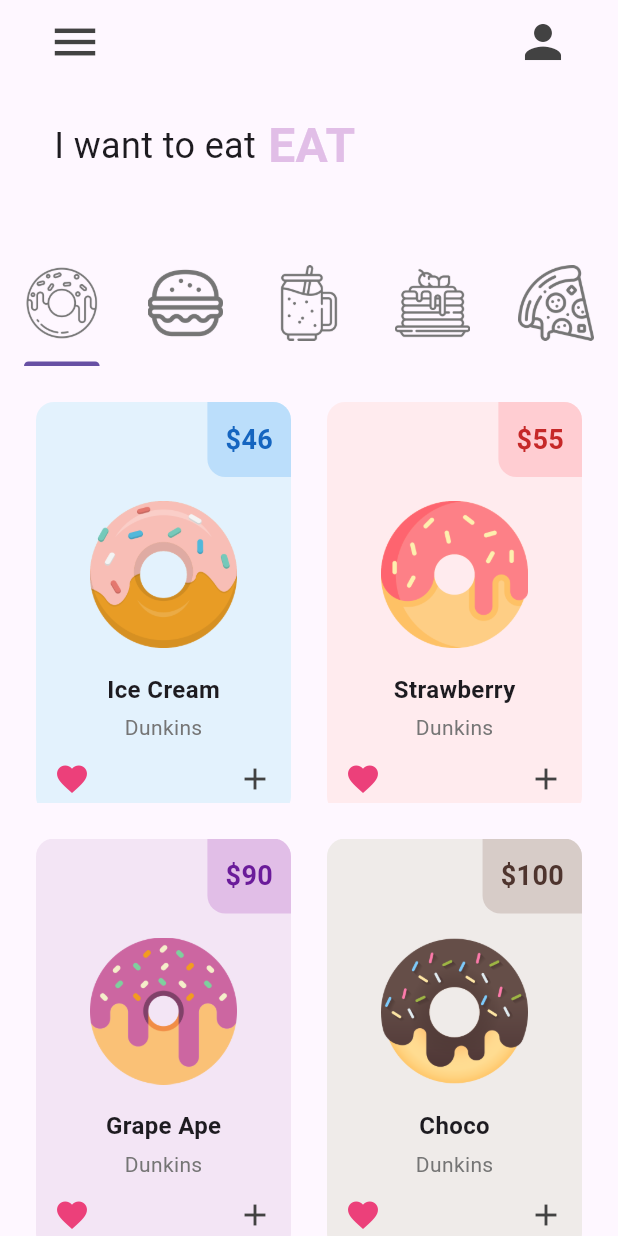
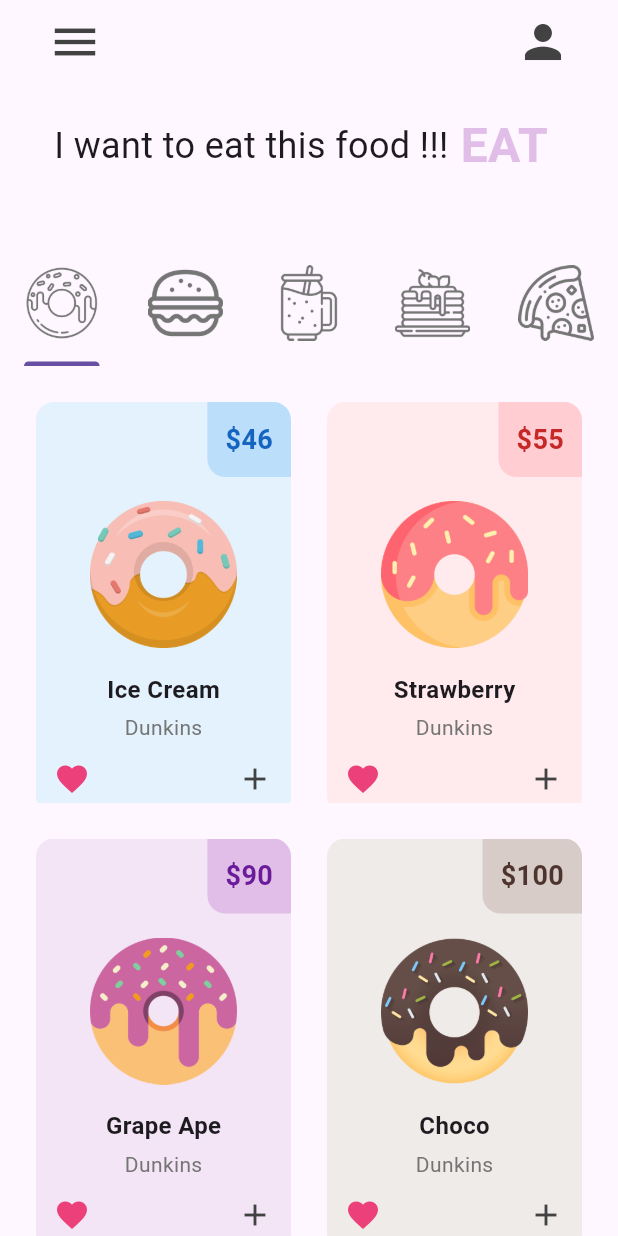
Before and after one commit to nwetmonaye/Donut_UI, a Flutter app: the screen it shows after launch, on a phone screen of 412 x 824 dp. Run offline on Flutter 3.47's test engine with Material 3 defaults, Android fonts, the phone set to English and light mode, and no system bars.

Commit message:
modify some text

```diff
--- a/lib/pages/home_page.dart
+++ b/lib/pages/home_page.dart
@@ -78,7 +78,7 @@
               child: Row(
                 children: [
                   Text(
-                    'I want to eat',
+                    'I want to eat this food !!!',
                     style: TextStyle(
                       fontSize: 24,
                     ),
```
